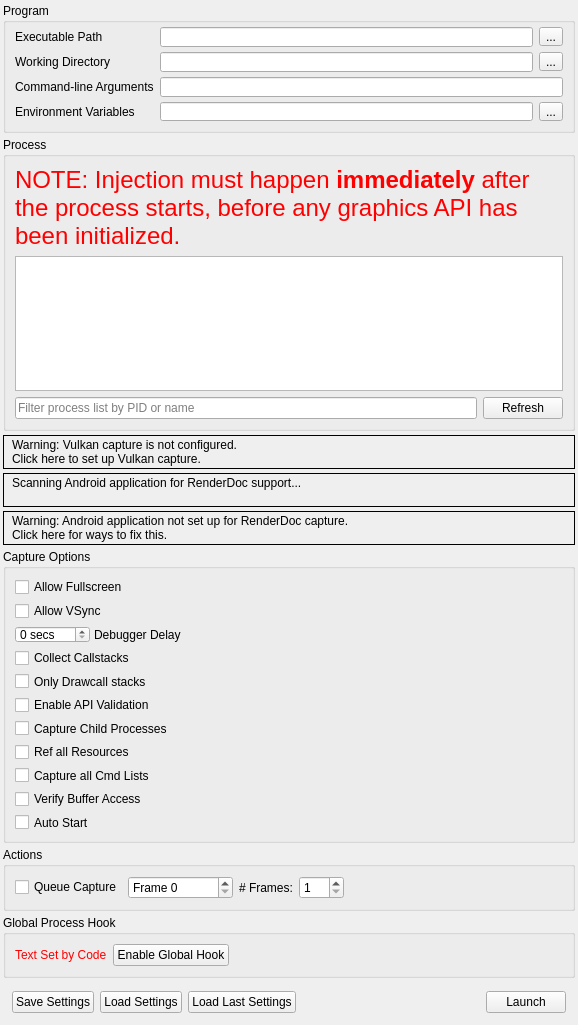
Before: the Qt Designer form qrenderdoc/Windows/Dialogs/CaptureDialog.ui in baldurk/renderdoc, drawn with Qt 5.
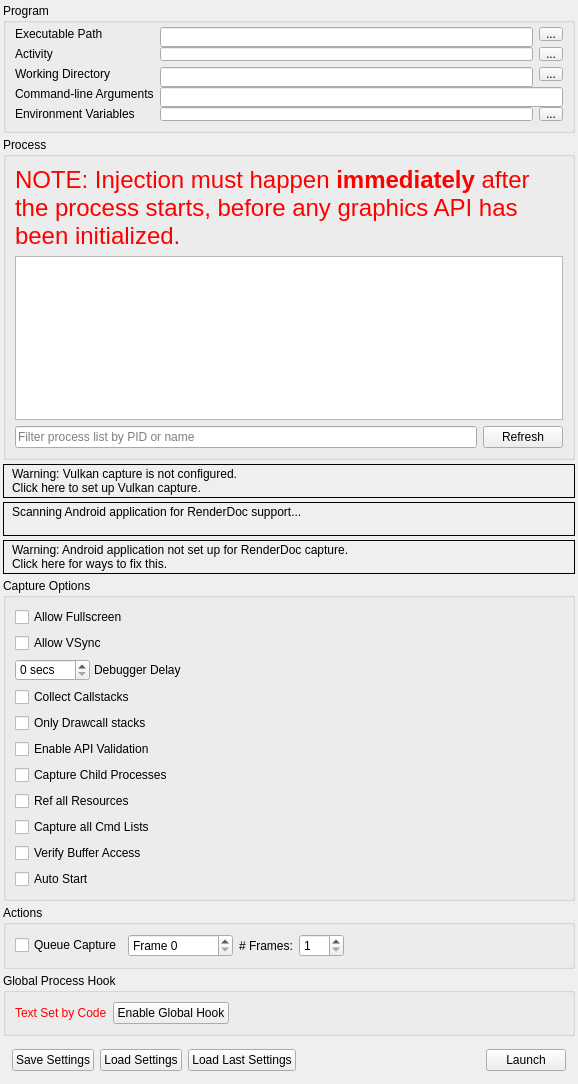
After: the same form once the commit is applied. Icons and pictures are not drawn. Custom widgets are drawn as their Qt base class.

Commit message:
Allow Activity selection for Android
Make the Android Activities selectable by adding a new input filed listing the target application's Activities.
Activities can run on a process different from the default launcher Activity.  If these Activities are started directly, they can be captured with Renderdoc too.

```diff
--- a/qrenderdoc/Windows/Dialogs/CaptureDialog.ui
+++ b/qrenderdoc/Windows/Dialogs/CaptureDialog.ui
@@ -7,7 +7,7 @@
     <x>0</x>
     <y>0</y>
     <width>578</width>
-    <height>1025</height>
+    <height>1084</height>
    </rect>
   </property>
   <property name="windowTitle">
@@ -50,19 +50,6 @@
       <property name="topMargin">
        <number>4</number>
       </property>
-      <item row="0" column="2">
-       <widget class="QLineEdit" name="exePath">
-        <property name="minimumSize">
-         <size>
-          <width>0</width>
-          <height>20</height>
-         </size>
-        </property>
-        <property name="toolTip">
-         <string>Browse for an executable file</string>
-        </property>
-       </widget>
-      </item>
       <item row="0" column="3">
        <widget class="QToolButton" name="exePathBrowse">
         <property name="toolTip">
@@ -74,26 +61,13 @@
        </widget>
       </item>
       <item row="1" column="0">
-       <widget class="QLabel" name="workDirLabel">
-        <property name="toolTip">
-         <string>Browse for a working directory</string>
-        </property>
+       <widget class="QLabel" name="activityLabel">
         <property name="text">
-         <string>Working Directory</string>
+         <string>Activity</string>
         </property>
        </widget>
       </item>
-      <item row="1" column="3">
-       <widget class="QToolButton" name="workDirBrowse">
-        <property name="toolTip">
-         <string>Browse for a working directory</string>
-        </property>
-        <property name="text">
-         <string>...</string>
-        </property>
-       </widget>
-      </item>
-      <item row="2" column="0">
+      <item row="3" column="0">
        <widget class="QLabel" name="cmdLineLabel">
         <property name="toolTip">
          <string>The command-line that will be passed to the executable on launch</string>
@@ -103,7 +77,30 @@
         </property>
        </widget>
       </item>
-      <item row="3" column="0">
+      <item row="0" column="2">
+       <widget class="QLineEdit" name="exePath">
+        <property name="minimumSize">
+         <size>
+          <width>0</width>
+          <height>20</height>
+         </size>
+        </property>
+        <property name="toolTip">
+         <string>Browse for an executable file</string>
+        </property>
+       </widget>
+      </item>
+      <item row="2" column="0">
+       <widget class="QLabel" name="workDirLabel">
+        <property name="toolTip">
+         <string>Browse for a working directory</string>
+        </property>
+        <property name="text">
+         <string>Working Directory</string>
+        </property>
+       </widget>
+      </item>
+      <item row="4" column="0">
        <widget class="QLabel" name="envVarLabel">
         <property name="toolTip">
          <string>The environment variables for the executable</string>
@@ -113,13 +110,13 @@
         </property>
        </widget>
       </item>
-      <item row="3" column="3">
-       <widget class="QToolButton" name="envVarEdit">
+      <item row="4" column="2">
+       <widget class="QLineEdit" name="envVar">
         <property name="toolTip">
          <string>The environment variables for the executable</string>
         </property>
-        <property name="text">
-         <string>...</string>
+        <property name="readOnly">
+         <bool>true</bool>
         </property>
        </widget>
       </item>
@@ -133,7 +130,17 @@
         </property>
        </widget>
       </item>
-      <item row="1" column="2">
+      <item row="2" column="3">
+       <widget class="QToolButton" name="workDirBrowse">
+        <property name="toolTip">
+         <string>Browse for a working directory</string>
+        </property>
+        <property name="text">
+         <string>...</string>
+        </property>
+       </widget>
+      </item>
+      <item row="2" column="2">
        <widget class="QLineEdit" name="workDirPath">
         <property name="minimumSize">
          <size>
@@ -146,7 +153,17 @@
         </property>
        </widget>
       </item>
-      <item row="2" column="2" colspan="2">
+      <item row="4" column="3">
+       <widget class="QToolButton" name="envVarEdit">
+        <property name="toolTip">
+         <string>The environment variables for the executable</string>
+        </property>
+        <property name="text">
+         <string>...</string>
+        </property>
+       </widget>
+      </item>
+      <item row="3" column="2" colspan="2">
        <widget class="QLineEdit" name="cmdline">
         <property name="minimumSize">
          <size>
@@ -159,13 +176,13 @@
         </property>
        </widget>
       </item>
-      <item row="3" column="2">
-       <widget class="QLineEdit" name="envVar">
-        <property name="toolTip">
-         <string>The environment variables for the executable</string>
-        </property>
-        <property name="readOnly">
-         <bool>true</bool>
+      <item row="1" column="2">
+       <widget class="QLineEdit" name="activity"/>
+      </item>
+      <item row="1" column="3">
+       <widget class="QToolButton" name="activityBrowse">
+        <property name="text">
+         <string>...</string>
         </property>
        </widget>
       </item>
```
The commit also changes 10 other files.
